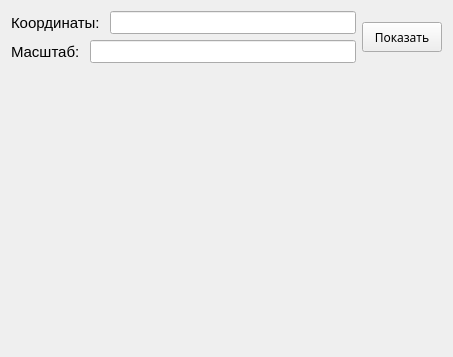
Old version of the form form.ui in the repository Nik4ant/Maps_API.
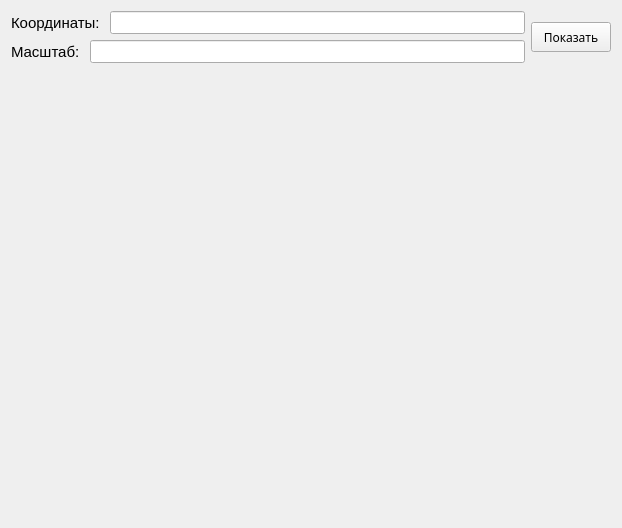
New version of the form.

Diff of the .ui file:
```diff
--- a/form.ui
+++ b/form.ui
@@ -6,8 +6,8 @@
    <rect>
     <x>0</x>
     <y>0</y>
-    <width>453</width>
-    <height>357</height>
+    <width>622</width>
+    <height>528</height>
    </rect>
   </property>
   <property name="windowTitle">
```
